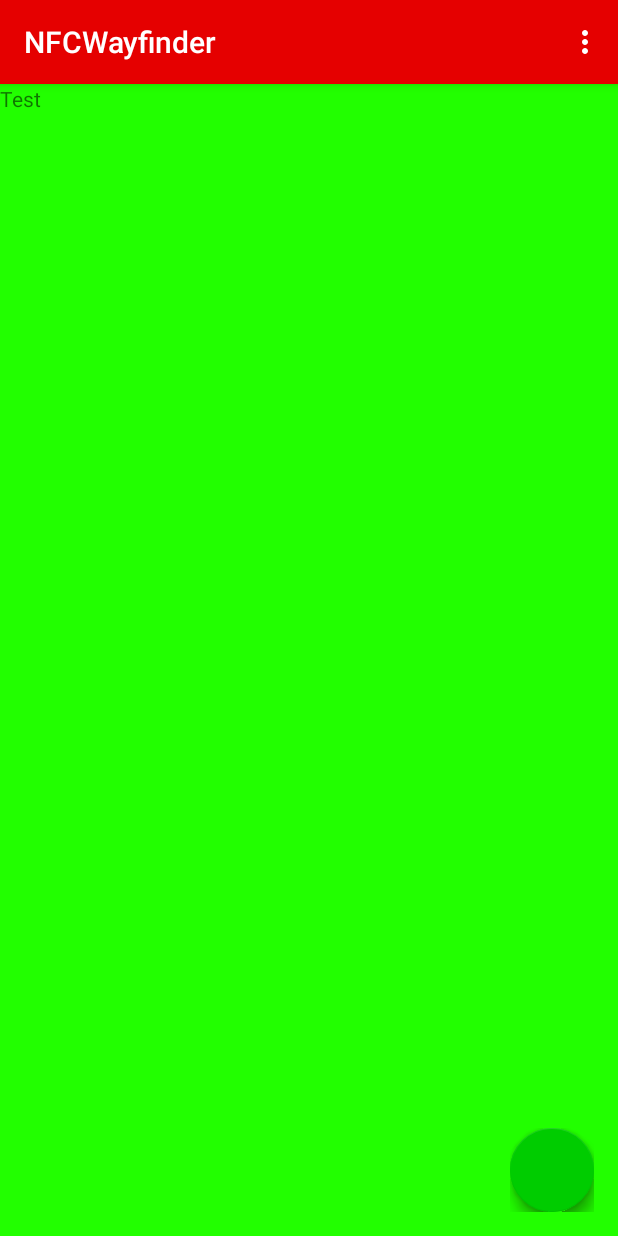
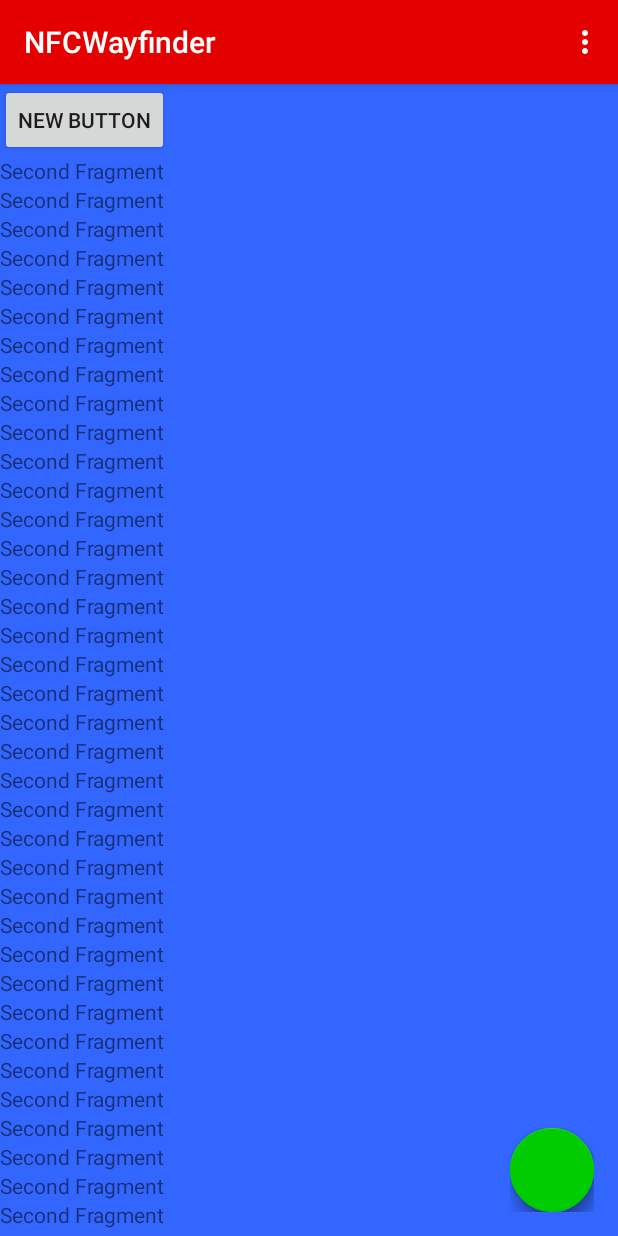
Before and after one commit to aBlueSky/NFCWayfinder, an Android app: the screen it shows after launch (MainActivity), on a phone screen of 412 x 824 dp. Run offline under Robolectric (Android 15) with nearby library versions, the phone set to English and light mode, and no system bars; libraries missing offline, so code that uses them is left out: com.getbase.floatingactionbutton; plain views replace FloatingActionButton, FloatingActionsMenu; 11 statements that could not run were skipped.

Commit message:
Stepping towards fragments and scrollable fragments, still a majority of previously working code commented out waiting to be sorted into fragments.

```diff
--- /dev/null
+++ b/app/src/main/java/com/cs2063/nfcw/nfcwayfinder/DefaultFragment.java
@@ -0,0 +1,22 @@
+package com.cs2063.nfcw.nfcwayfinder;
+
+import android.app.Fragment;
+import android.os.Bundle;
+import android.util.Log;
+import android.view.LayoutInflater;
+import android.view.View;
+import android.view.ViewGroup;
+
+/**
+ * Created by beaul on 2016-03-13.
+ */
+public class DefaultFragment extends Fragment {
+
+    private static final String TAG = "DefaultFragment";
+
+    public View onCreateView(LayoutInflater inflater, ViewGroup container, Bundle savedInstanceState)
+    {
+        Log.d(TAG, "Entered DefaultFragment onCreateView");
+        return inflater.inflate(R.layout.fragment_main, container, false);
+    }
+}
--- a/app/src/main/java/com/cs2063/nfcw/nfcwayfinder/MainFragment.java
+++ b/app/src/main/java/com/cs2063/nfcw/nfcwayfinder/FragmentSecondary.java
@@ -8,15 +8,15 @@ import android.view.View;
 import android.view.ViewGroup;
 
 /**
- * Created by beaul on 2016-03-13.
+ * Created by Koves on 3/21/2016.
  */
-public class MainFragment extends Fragment {
-
-    private static final String TAG = "MainFragment";
+public class FragmentSecondary extends Fragment
+{
+    private static final String TAG = "FragmentSecondary";
 
     public View onCreateView(LayoutInflater inflater, ViewGroup container, Bundle savedInstanceState)
     {
-        Log.d(TAG, "Entered MainFragment onCreateView");
-        return inflater.inflate(R.layout.fragment_main, container, false);
+        Log.d(TAG, "Entered DefaultFragment onCreateView");
+        return inflater.inflate(R.layout.fragment_secondary, container, false);
     }
 }
--- a/app/src/main/java/com/cs2063/nfcw/nfcwayfinder/MainActivity.java
+++ b/app/src/main/java/com/cs2063/nfcw/nfcwayfinder/MainActivity.java
@@ -1,6 +1,8 @@
 package com.cs2063.nfcw.nfcwayfinder;
 
 import android.app.Activity;
+import android.app.Fragment;
+import android.app.FragmentTransaction;
 import android.app.PendingIntent;
 import android.content.Intent;
 import android.content.IntentFilter;
@@ -67,13 +69,17 @@ public class MainActivity extends AppCompatActivity
         super.onCreate(savedInstanceState);
         setContentView(R.layout.activity_main);
 
+        //Toolbar Start ----------------------------------------------------------------------------
+
         myToolbar = (Toolbar) findViewById(R.id.my_toolbar);
         setSupportActionBar(myToolbar);
+        assert getSupportActionBar() != null;
         getSupportActionBar().setTitle(R.string.app_name);
 
-        /////////////////////////////////////////////////////////////////////////////////////////////
+        //Floating Action Button Start--------------------------------------------------------------
 
         final View actionB = findViewById(R.id.action_b);
+        assert actionB != null;
 
         FloatingActionButton actionC = new FloatingActionButton(getBaseContext());
         actionC.setTitle("Hide/Show Action above");
@@ -85,9 +91,11 @@ public class MainActivity extends AppCompatActivity
         });
 
         final FloatingActionsMenu menuMultipleActions = (FloatingActionsMenu) findViewById(R.id.multiple_actions);
+        assert menuMultipleActions != null;
         menuMultipleActions.addButton(actionC);
 
         final FloatingActionButton actionA = (FloatingActionButton) findViewById(R.id.action_a);
+        assert actionA != null;
         actionA.setOnClickListener(new View.OnClickListener() {
             @Override
             public void onClick(View view) {
@@ -95,7 +103,7 @@ public class MainActivity extends AppCompatActivity
             }
         });
 
-        /////////////////////////////////////////////////////////////////////////////////////////////
+        //Floating Action Button End----------------------------------------------------------------
 
         //mText = (TextView) findViewById(R.id.nfcTagText);//TODO remove this preview of the tag.
 
@@ -124,6 +132,12 @@ public class MainActivity extends AppCompatActivity
         //setupRecyclerView((RecyclerView) rv);
 
         //firebaseManager.sendMapToFirebase("ITC", createImageAsString(R.drawable.itc_level_snip));
+        FragmentSecondary f = new FragmentSecondary();
+        FragmentTransaction ft = getFragmentManager().beginTransaction();
+
+        ft.replace(R.id.content_fragment, f);
+        ft.addToBackStack(null);
+        ft.commit();
     }
 
     @Override
--- a/app/src/main/res/layout/activity_main.xml
+++ b/app/src/main/res/layout/activity_main.xml
@@ -23,7 +23,14 @@
 
     </android.support.design.widget.AppBarLayout>
 
-    <include layout="@layout/content_main" />
+        <fragment android:id="@+id/content_fragment"
+                  android:name="com.cs2063.nfcw.nfcwayfinder.DefaultFragment"
+                  android:orientation="vertical"
+                  android:layout_width="match_parent"
+                  android:layout_height="match_parent"
+                  app:layout_behavior="@string/appbar_scrolling_view_behavior"/>
+
+
 
     <com.getbase.floatingactionbutton.FloatingActionsMenu
         android:id="@+id/multiple_actions"
--- a/app/src/main/res/layout/content_main.xml
+++ /dev/null
@@ -1,11 +0,0 @@
-<?xml version="1.0" encoding="utf-8"?>
-<fragment xmlns:android="http://schemas.android.com/apk/res/android"
-    xmlns:app="http://schemas.android.com/apk/res-auto"
-    xmlns:tools="http://schemas.android.com/tools"
-    android:id="@+id/fragment"
-    android:name="com.cs2063.nfcw.nfcwayfinder.MainFragment"
-    android:orientation="vertical"
-    android:layout_width="match_parent"
-    android:layout_height="match_parent"
-    app:layout_behavior="@string/appbar_scrolling_view_behavior"
-    tools:layout="@layout/fragment_main"/>
--- a/app/src/main/res/layout/fragment_main.xml
+++ b/app/src/main/res/layout/fragment_main.xml
@@ -4,9 +4,8 @@
     android:orientation="vertical"
     android:layout_width="match_parent"
     android:layout_height="match_parent"
-    android:background="#22ff00"
-    tools:context="com.cs2063.nfcw.nfcwayfinder.MainFragment"
-    tools:showIn="@layout/activity_main">
+    android:background="#3366ff"
+    tools:context=".DefaultFragment">
 
     <!--
     <Button
@@ -38,10 +37,4 @@
     </FrameLayout>
     -->
 
-    <TextView
-        android:layout_width="wrap_content"
-        android:layout_height="wrap_content"
-        android:text="Test"
-        android:id="@+id/FragAText"/>
-
 </LinearLayout>
--- /dev/null
+++ b/app/src/main/res/layout/fragment_secondary.xml
@@ -0,0 +1,378 @@
+<?xml version="1.0" encoding="utf-8"?>
+<ScrollView xmlns:android="http://schemas.android.com/apk/res/android"
+    xmlns:tools="http://schemas.android.com/tools"
+    xmlns:app="http://schemas.android.com/apk/res-auto"
+    android:orientation="vertical"
+    android:layout_width="match_parent"
+    android:layout_height="match_parent"
+
+    tools:context=".FragmentSecondary"
+    app:layout_behavior="@string/appbar_scrolling_view_behavior">
+
+    <LinearLayout
+        android:layout_width="match_parent"
+        android:layout_height="match_parent"
+        android:orientation="vertical">
+    <Button
+        android:layout_width="wrap_content"
+        android:layout_height="wrap_content"
+        android:text="New Button"
+        android:id="@+id/button"/>
+
+    <TextView
+        android:layout_width="wrap_content"
+        android:layout_height="wrap_content"
+        android:text="Second Fragment"
+        android:id="@+id/FragBText"/>
+    <TextView
+        android:layout_width="wrap_content"
+        android:layout_height="wrap_content"
+        android:text="Second Fragment"/>
+    <TextView
+        android:layout_width="wrap_content"
+        android:layout_height="wrap_content"
+        android:text="Second Fragment"/>
+    <TextView
+        android:layout_width="wrap_content"
+        android:layout_height="wrap_content"
+        android:text="Second Fragment"/>
+    <TextView
+        android:layout_width="wrap_content"
+        android:layout_height="wrap_content"
+        android:text="Second Fragment"/>
+    <TextView
+        android:layout_width="wrap_content"
+        android:layout_height="wrap_content"
+        android:text="Second Fragment"/>
+    <TextView
+        android:layout_width="wrap_content"
+        android:layout_height="wrap_content"
+        android:text="Second Fragment"/>
+    <TextView
+        android:layout_width="wrap_content"
+        android:layout_height="wrap_content"
+        android:text="Second Fragment"/>
+    <TextView
+        android:layout_width="wrap_content"
+        android:layout_height="wrap_content"
+        android:text="Second Fragment"/>
+    <TextView
+        android:layout_width="wrap_content"
+        android:layout_height="wrap_content"
+        android:text="Second Fragment"/>
+    <TextView
+        android:layout_width="wrap_content"
+        android:layout_height="wrap_content"
+        android:text="Second Fragment"/>
+    <TextView
+        android:layout_width="wrap_content"
+        android:layout_height="wrap_content"
+        android:text="Second Fragment"/>
+    <TextView
+        android:layout_width="wrap_content"
+        android:layout_height="wrap_content"
+        android:text="Second Fragment"/>
+    <TextView
+        android:layout_width="wrap_content"
+        android:layout_height="wrap_content"
+        android:text="Second Fragment"/>
+    <TextView
+        android:layout_width="wrap_content"
+        android:layout_height="wrap_content"
+        android:text="Second Fragment"/>
+    <TextView
+        android:layout_width="wrap_content"
+        android:layout_height="wrap_content"
+        android:text="Second Fragment"/>
+    <TextView
+        android:layout_width="wrap_content"
+        android:layout_height="wrap_content"
+        android:text="Second Fragment"/>
+    <TextView
+        android:layout_width="wrap_content"
+        android:layout_height="wrap_content"
+        android:text="Second Fragment"/>
+    <TextView
+        android:layout_width="wrap_content"
+        android:layout_height="wrap_content"
+        android:text="Second Fragment"/>
+    <TextView
+        android:layout_width="wrap_content"
+        android:layout_height="wrap_content"
+        android:text="Second Fragment"/>
+    <TextView
+        android:layout_width="wrap_content"
+        android:layout_height="wrap_content"
+        android:text="Second Fragment"/>
+    <TextView
+        android:layout_width="wrap_content"
+        android:layout_height="wrap_content"
+        android:text="Second Fragment"/>
+    <TextView
+        android:layout_width="wrap_content"
+        android:layout_height="wrap_content"
+        android:text="Second Fragment"/>
+    <TextView
+        android:layout_width="wrap_content"
+        android:layout_height="wrap_content"
+        android:text="Second Fragment"/>
+    <TextView
+        android:layout_width="wrap_content"
+        android:layout_height="wrap_content"
+        android:text="Second Fragment"/>
+    <TextView
+        android:layout_width="wrap_content"
+        android:layout_height="wrap_content"
+        android:text="Second Fragment"/>
+    <TextView
+        android:layout_width="wrap_content"
+        android:layout_height="wrap_content"
+        android:text="Second Fragment"/>
+    <TextView
+        android:layout_width="wrap_content"
+        android:layout_height="wrap_content"
+        android:text="Second Fragment"/>
+    <TextView
+        android:layout_width="wrap_content"
+        android:layout_height="wrap_content"
+        android:text="Second Fragment"/>
+    <TextView
+        android:layout_width="wrap_content"
+        android:layout_height="wrap_content"
+        android:text="Second Fragment"/>
+    <TextView
+        android:layout_width="wrap_content"
+        android:layout_height="wrap_content"
+        android:text="Second Fragment"/>
+    <TextView
+        android:layout_width="wrap_content"
+        android:layout_height="wrap_content"
+        android:text="Second Fragment"/>
+    <TextView
+        android:layout_width="wrap_content"
+        android:layout_height="wrap_content"
+        android:text="Second Fragment"/>
+    <TextView
+        android:layout_width="wrap_content"
+        android:layout_height="wrap_content"
+        android:text="Second Fragment"/>
+    <TextView
+        android:layout_width="wrap_content"
+        android:layout_height="wrap_content"
+        android:text="Second Fragment"/>
+    <TextView
+        android:layout_width="wrap_content"
+        android:layout_height="wrap_content"
+        android:text="Second Fragment"/>
+    <TextView
+        android:layout_width="wrap_content"
+        android:layout_height="wrap_content"
+        android:text="Second Fragment"/>
+    <TextView
+        android:layout_width="wrap_content"
+        android:layout_height="wrap_content"
+        android:text="Second Fragment"/>
+    <TextView
+        android:layout_width="wrap_content"
+        android:layout_height="wrap_content"
+        android:text="Second Fragment"/>
+    <TextView
+        android:layout_width="wrap_content"
+        android:layout_height="wrap_content"
+        android:text="Second Fragment"/>
+    <TextView
+        android:layout_width="wrap_content"
+        android:layout_height="wrap_content"
+        android:text="Second Fragment"/>
+    <TextView
+        android:layout_width="wrap_content"
+        android:layout_height="wrap_content"
+        android:text="Second Fragment"/>
+    <TextView
+        android:layout_width="wrap_content"
+        android:layout_height="wrap_content"
+        android:text="Second Fragment"/>
+    <TextView
+        android:layout_width="wrap_content"
+        android:layout_height="wrap_content"
+        android:text="Second Fragment"/>
+    <TextView
+        android:layout_width="wrap_content"
+        android:layout_height="wrap_content"
+        android:text="Second Fragment"/>
+    <TextView
+        android:layout_width="wrap_content"
+        android:layout_height="wrap_content"
+        android:text="Second Fragment"/>
+    <TextView
+        android:layout_width="wrap_content"
+        android:layout_height="wrap_content"
+        android:text="Second Fragment"/>
+    <TextView
+        android:layout_width="wrap_content"
+        android:layout_height="wrap_content"
+        android:text="Second Fragment"/>
+    <TextView
+        android:layout_width="wrap_content"
+        android:layout_height="wrap_content"
+        android:text="Second Fragment"/>
+    <TextView
+        android:layout_width="wrap_content"
+        android:layout_height="wrap_content"
+        android:text="Second Fragment"/>
+    <TextView
+        android:layout_width="wrap_content"
+        android:layout_height="wrap_content"
+        android:text="Second Fragment"/>
+    <TextView
+        android:layout_width="wrap_content"
+        android:layout_height="wrap_content"
+        android:text="Second Fragment"/>
+    <TextView
+        android:layout_width="wrap_content"
+        android:layout_height="wrap_content"
+        android:text="Second Fragment"/>
+    <TextView
+        android:layout_width="wrap_content"
+        android:layout_height="wrap_content"
+        android:text="Second Fragment"/>
+    <TextView
+        android:layout_width="wrap_content"
+        android:layout_height="wrap_content"
+        android:text="Second Fragment"/>
+    <TextView
+        android:layout_width="wrap_content"
+        android:layout_height="wrap_content"
+        android:text="Second Fragment"/>
+    <TextView
+        android:layout_width="wrap_content"
+        android:layout_height="wrap_content"
+        android:text="Second Fragment"/>
+    <TextView
+        android:layout_width="wrap_content"
+        android:layout_height="wrap_content"
+        android:text="Second Fragment"/>
+    <TextView
+        android:layout_width="wrap_content"
+        android:layout_height="wrap_content"
+        android:text="Second Fragment"/>
+    <TextView
+        android:layout_width="wrap_content"
+        android:layout_height="wrap_content"
+        android:text="Second Fragment"/>
+    <TextView
+        android:layout_width="wrap_content"
+        android:layout_height="wrap_content"
+        android:text="Second Fragment"/>
+    <TextView
+        android:layout_width="wrap_content"
+        android:layout_height="wrap_content"
+        android:text="Second Fragment"/>
+    <TextView
+        android:layout_width="wrap_content"
+        android:layout_height="wrap_content"
+        android:text="Second Fragment"/>
+    <TextView
+        android:layout_width="wrap_content"
+        android:layout_height="wrap_content"
+        android:text="Second Fragment"/>
+    <TextView
+        android:layout_width="wrap_content"
+        android:layout_height="wrap_content"
+        android:text="Second Fragment"/>
+    <TextView
+        android:layout_width="wrap_content"
+        android:layout_height="wrap_content"
+        android:text="Second Fragment"/>
+    <TextView
+        android:layout_width="wrap_content"
+        android:layout_height="wrap_content"
+        android:text="Second Fragment"/>
+    <TextView
+        android:layout_width="wrap_content"
+        android:layout_height="wrap_content"
+        android:text="Second Fragment"/>
+    <TextView
+        android:layout_width="wrap_content"
+        android:layout_height="wrap_content"
+        android:text="Second Fragment"/>
+    <TextView
+        android:layout_width="wrap_content"
+        android:layout_height="wrap_content"
+        android:text="Second Fragment"/>
+    <TextView
+    android:layout_width="wrap_content"
+    android:layout_height="wrap_content"
+    android:text="Second Fragment"/>
+    <TextView
+        android:layout_width="wrap_content"
+        android:layout_height="wrap_content"
+        android:text="Second Fragment"/>
+    <TextView
+        android:layout_width="wrap_content"
+        android:layout_height="wrap_content"
+        android:text="Second Fragment"/>
+    <TextView
+        android:layout_width="wrap_content"
+        android:layout_height="wrap_content"
+        android:text="Second Fragment"/>
+    <TextView
+        android:layout_width="wrap_content"
+        android:layout_height="wrap_content"
+        android:text="Second Fragment"/>
+    <TextView
+        android:layout_width="wrap_content"
+        android:layout_height="wrap_content"
+        android:text="Second Fragment"/>
+    <TextView
+        android:layout_width="wrap_content"
+        android:layout_height="wrap_content"
+        android:text="Second Fragment"/>
+    <TextView
+        android:layout_width="wrap_content"
+        android:layout_height="wrap_content"
+        android:text="Second Fragment"/>
+    <TextView
+        android:layout_width="wrap_content"
+        android:layout_height="wrap_content"
+        android:text="Second Fragment"/>
+
+    <TextView
+        android:layout_width="wrap_content"
+        android:layout_height="wrap_content"
+        android:text="Second Fragment"/>
+    <TextView
+        android:layout_width="wrap_content"
+        android:layout_height="wrap_content"
+        android:text="Second Fragment"/>
+    <TextView
+        android:layout_width="wrap_content"
+        android:layout_height="wrap_content"
+        android:text="Second Fragment"/>
+    <TextView
+        android:layout_width="wrap_content"
+        android:layout_height="wrap_content"
+        android:text="Second Fragment"/>
+    <TextView
+        android:layout_width="wrap_content"
+        android:layout_height="wrap_content"
+        android:text="Second Fragment"/>
+    <TextView
+        android:layout_width="wrap_content"
+        android:layout_height="wrap_content"
+        android:text="Second Fragment"/>
+    <TextView
+        android:layout_width="wrap_content"
+        android:layout_height="wrap_content"
+        android:text="Second Fragment"/>
+    <TextView
+        android:layout_width="wrap_content"
+        android:layout_height="wrap_content"
+        android:text="Second Fragment"/>
+    <TextView
+        android:layout_width="wrap_content"
+        android:layout_height="wrap_content"
+        android:text="Second Fragment"/>
+    </LinearLayout>
+
+</ScrollView>
```
